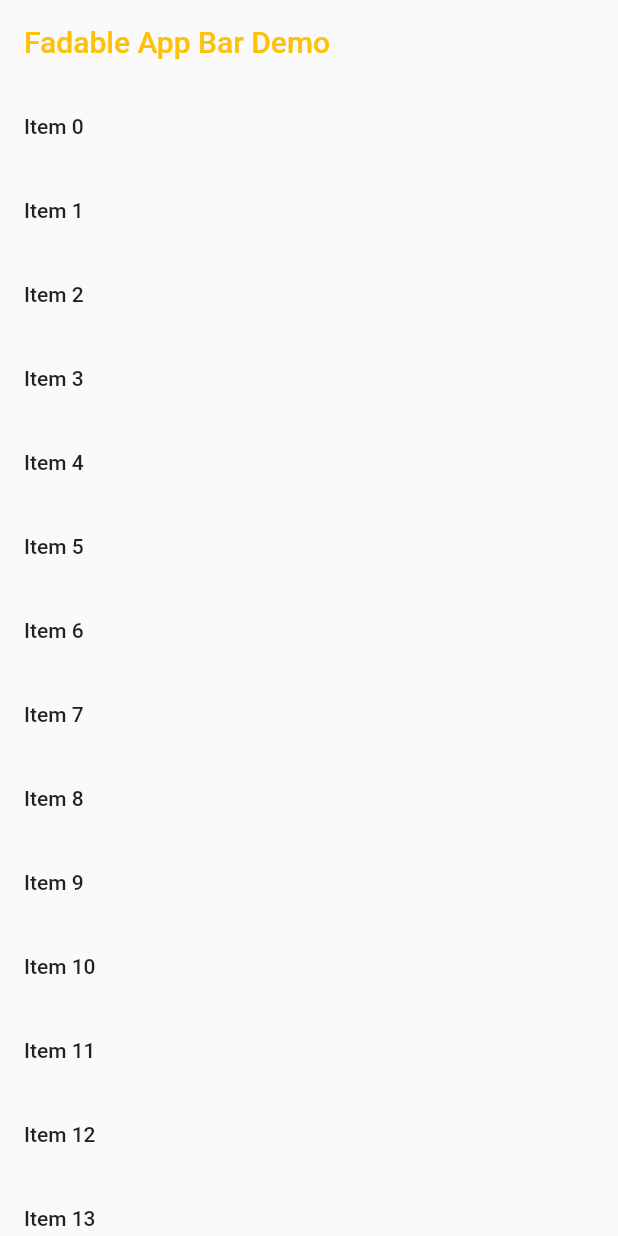
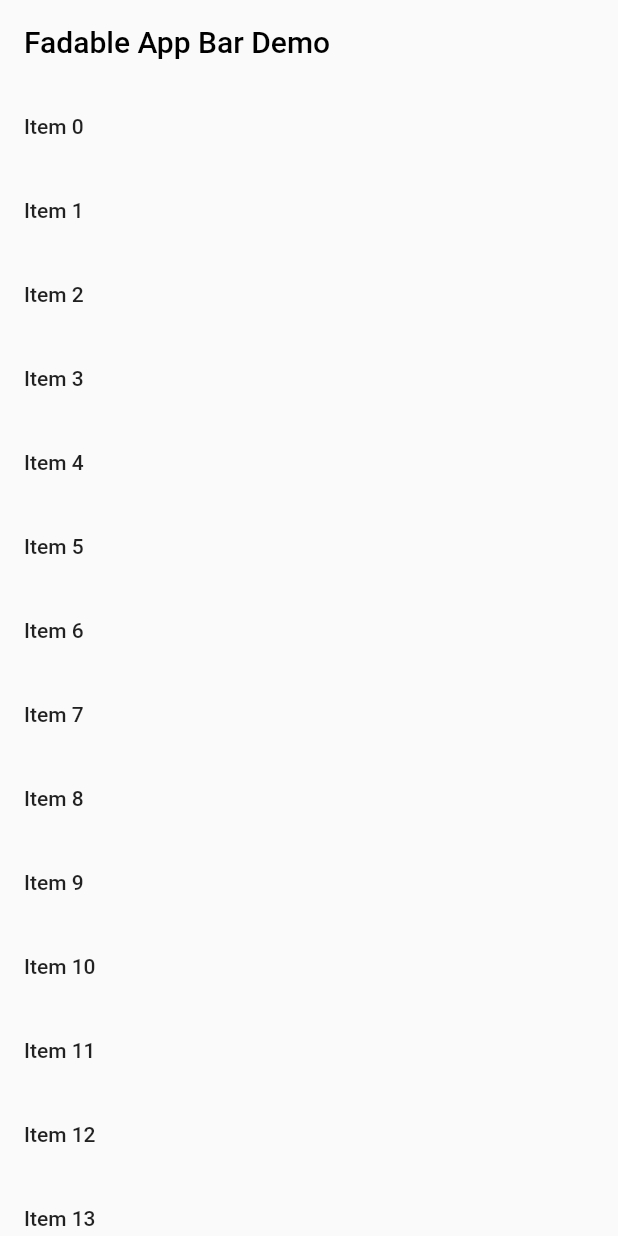
Before and after one commit to shivanuj13/fadable_app_bar, a Flutter app: the screen it shows after launch, on a phone screen of 412 x 824 dp. Run offline on Flutter 3.47's test engine with Material 2 defaults, Android fonts, the phone set to English and light mode, and no system bars.

Commit message:
chore: impoved example

```diff
--- a/example/lib/main.dart
+++ b/example/lib/main.dart
@@ -13,13 +13,12 @@ class MainApp extends StatelessWidget {
   @override
   Widget build(BuildContext context) {
     return MaterialApp(
-      theme: ThemeData(useMaterial3: false),
       home: Scaffold(
           appBar: FadableAppBar(
             scrollController: _controller,
             title: const Text('Fadable App Bar Demo'),
             foregroundColor: Colors.white,
-            foregroundColorOnFaded: Colors.amber,
+            foregroundColorOnFaded: Colors.black,
             backgroundColor: Colors.green,
           ),
           body: ListView.builder(
```
